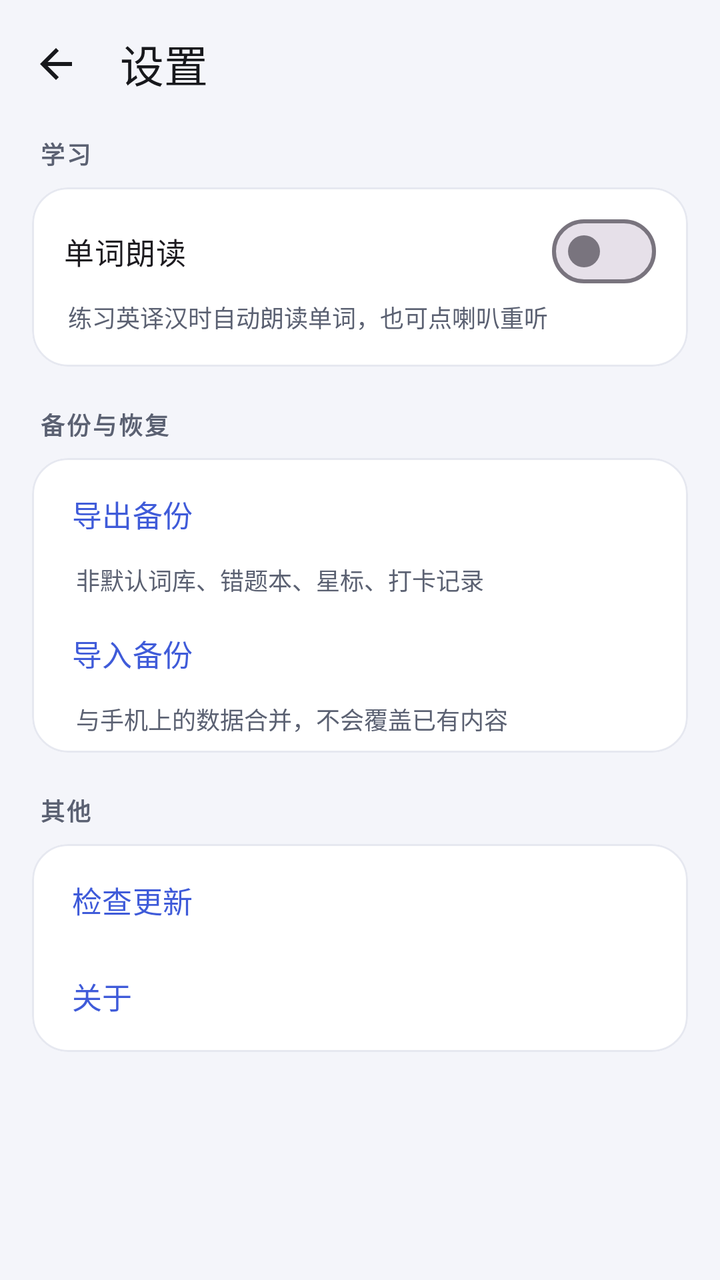
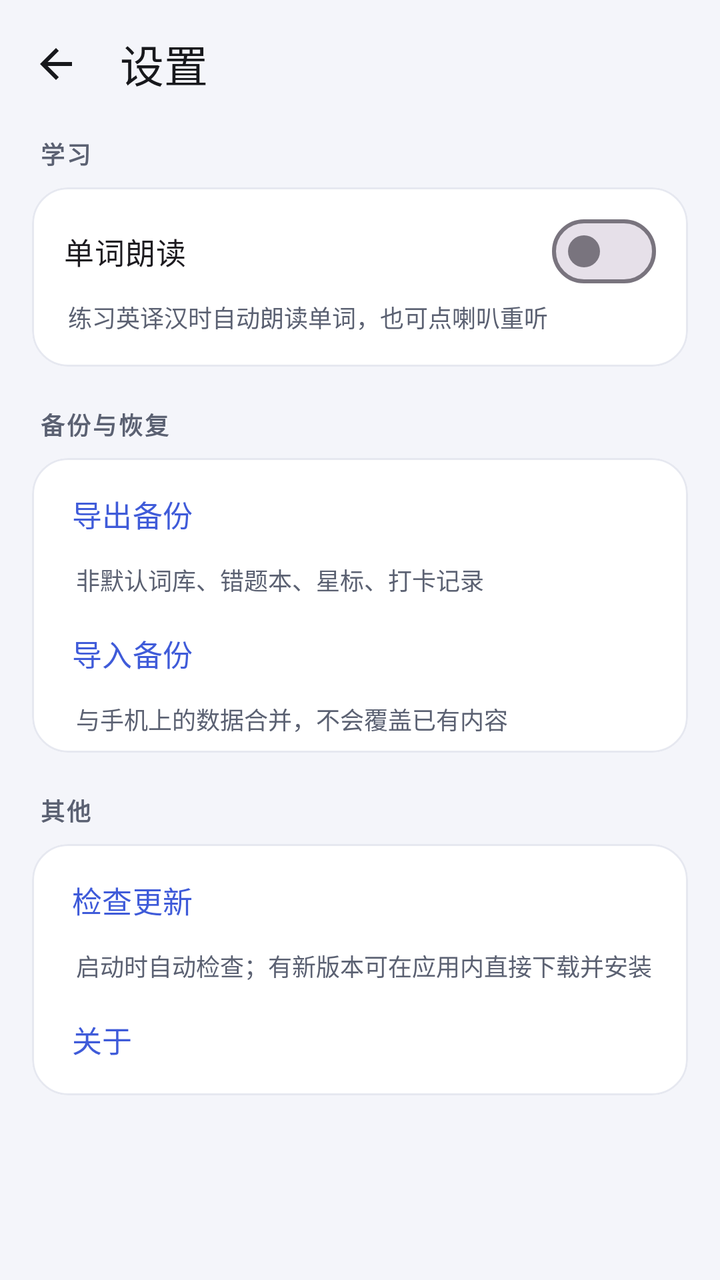

An Android layout rendered at two revisions. The XML below is the earlier revision; the diff shows what the commit changed to produce the second picture.
<!-- AndroidManifest.xml: application theme Theme.WordDrill -->
<!-- res/layout/activity_settings.xml -->
<?xml version="1.0" encoding="utf-8"?>
<LinearLayout xmlns:android="http://schemas.android.com/apk/res/android"
    xmlns:app="http://schemas.android.com/apk/res-auto"
    android:id="@+id/root"
    android:layout_width="match_parent"
    android:layout_height="match_parent"
    android:background="@color/bg"
    android:orientation="vertical">

    <com.google.android.material.appbar.MaterialToolbar
        android:id="@+id/toolbar"
        style="@style/Toolbar.WordDrill"
        android:layout_width="match_parent"
        android:layout_height="?attr/actionBarSize"
        app:navigationIcon="@drawable/ic_arrow_back"
        app:title="@string/title_settings" />

    <ScrollView
        android:layout_width="match_parent"
        android:layout_height="0dp"
        android:layout_weight="1"
        android:fillViewport="true">

        <LinearLayout
            android:layout_width="match_parent"
            android:layout_height="wrap_content"
            android:orientation="vertical"
            android:paddingStart="16dp"
            android:paddingTop="4dp"
            android:paddingEnd="16dp"
            android:paddingBottom="24dp">

            <TextView
                style="@style/Text.SectionLabel"
                android:layout_width="wrap_content"
                android:layout_height="wrap_content"
                android:layout_marginStart="4dp"
                android:text="@string/settings_section_study" />

            <com.google.android.material.card.MaterialCardView
                android:layout_width="match_parent"
                android:layout_height="wrap_content"
                android:layout_marginTop="8dp"
                app:cardBackgroundColor="@color/surface"
                app:cardCornerRadius="18dp"
                app:cardElevation="0dp"
                app:strokeColor="@color/divider"
                app:strokeWidth="1dp">

                <LinearLayout
                    android:layout_width="match_parent"
                    android:layout_height="wrap_content"
                    android:orientation="vertical"
                    android:paddingStart="16dp"
                    android:paddingTop="8dp"
                    android:paddingEnd="16dp"
                    android:paddingBottom="8dp">

                    <com.google.android.material.materialswitch.MaterialSwitch
                        android:id="@+id/swTts"
                        android:layout_width="match_parent"
                        android:layout_height="wrap_content"
                        android:minHeight="48dp"
                        android:text="@string/settings_tts_title"
                        android:textSize="15sp" />

                    <TextView
                        android:layout_width="match_parent"
                        android:layout_height="wrap_content"
                        android:layout_marginStart="2dp"
                        android:layout_marginBottom="8dp"
                        android:text="@string/settings_tts_desc"
                        android:textColor="@color/text_secondary"
                        android:textSize="12sp" />
                </LinearLayout>
            </com.google.android.material.card.MaterialCardView>

            <TextView
                style="@style/Text.SectionLabel"
                android:layout_width="wrap_content"
                android:layout_height="wrap_content"
                android:layout_marginTop="20dp"
                android:layout_marginStart="4dp"
                android:text="@string/settings_backup" />

            <com.google.android.material.card.MaterialCardView
                android:layout_width="match_parent"
                android:layout_height="wrap_content"
                android:layout_marginTop="8dp"
                app:cardBackgroundColor="@color/surface"
                app:cardCornerRadius="18dp"
                app:cardElevation="0dp"
                app:strokeColor="@color/divider"
                app:strokeWidth="1dp">

                <LinearLayout
                    android:layout_width="match_parent"
                    android:layout_height="wrap_content"
                    android:orientation="vertical"
                    android:paddingStart="8dp"
                    android:paddingTop="4dp"
                    android:paddingEnd="8dp"
                    android:paddingBottom="4dp">

                    <com.google.android.material.button.MaterialButton
                        android:id="@+id/btnExport"
                        style="@style/Widget.Material3.Button.TextButton"
                        android:layout_width="match_parent"
                        android:layout_height="wrap_content"
                        android:gravity="start|center_vertical"
                        android:text="@string/settings_export"
                        android:textSize="15sp" />

                    <TextView
                        android:layout_width="match_parent"
                        android:layout_height="wrap_content"
                        android:layout_marginStart="14dp"
                        android:layout_marginBottom="4dp"
                        android:text="@string/settings_export_desc"
                        android:textColor="@color/text_secondary"
                        android:textSize="12sp" />

                    <com.google.android.material.button.MaterialButton
                        android:id="@+id/btnImport"
                        style="@style/Widget.Material3.Button.TextButton"
                        android:layout_width="match_parent"
                        android:layout_height="wrap_content"
                        android:gravity="start|center_vertical"
                        android:text="@string/settings_import"
                        android:textSize="15sp" />

                    <TextView
                        android:layout_width="match_parent"
                        android:layout_height="wrap_content"
                        android:layout_marginStart="14dp"
                        android:layout_marginBottom="4dp"
                        android:text="@string/settings_import_desc"
                        android:textColor="@color/text_secondary"
                        android:textSize="12sp" />
                </LinearLayout>
            </com.google.android.material.card.MaterialCardView>

            <TextView
                style="@style/Text.SectionLabel"
                android:layout_width="wrap_content"
                android:layout_height="wrap_content"
                android:layout_marginTop="20dp"
                android:layout_marginStart="4dp"
                android:text="@string/settings_section_other" />

            <com.google.android.material.card.MaterialCardView
                android:layout_width="match_parent"
                android:layout_height="wrap_content"
                android:layout_marginTop="8dp"
                app:cardBackgroundColor="@color/surface"
                app:cardCornerRadius="18dp"
                app:cardElevation="0dp"
                app:strokeColor="@color/divider"
                app:strokeWidth="1dp">

                <LinearLayout
                    android:layout_width="match_parent"
                    android:layout_height="wrap_content"
                    android:orientation="vertical"
                    android:paddingStart="8dp"
                    android:paddingTop="4dp"
                    android:paddingEnd="8dp"
                    android:paddingBottom="4dp">

                    <com.google.android.material.button.MaterialButton
                        android:id="@+id/btnCheckUpdate"
                        style="@style/Widget.Material3.Button.TextButton"
                        android:layout_width="match_parent"
                        android:layout_height="wrap_content"
                        android:gravity="start|center_vertical"
                        android:text="@string/settings_check_update"
                        android:textSize="15sp" />

                    <com.google.android.material.button.MaterialButton
                        android:id="@+id/btnAbout"
                        style="@style/Widget.Material3.Button.TextButton"
                        android:layout_width="match_parent"
                        android:layout_height="wrap_content"
                        android:gravity="start|center_vertical"
                        android:text="@string/settings_about"
                        android:textSize="15sp" />
                </LinearLayout>
            </com.google.android.material.card.MaterialCardView>

            <TextView
                android:id="@+id/tvVersion"
                android:layout_width="match_parent"
                android:layout_height="wrap_content"
                android:layout_marginTop="20dp"
                android:gravity="center"
                android:textColor="@color/text_hint"
                android:textSize="12sp" />
        </LinearLayout>
    </ScrollView>
</LinearLayout>
<!-- resources referenced by this layout -->
<resources>
  <color name="bg">#F4F5FA</color>
  <color name="divider">#E6E8F0</color>
  <color name="surface">#FFFFFF</color>
  <color name="text_hint">#9AA0B0</color>
  <color name="text_secondary">#5B6172</color>
  <!-- drawable ic_arrow_back (drawable) -->
  <?xml version="1.0" encoding="utf-8"?>
  <vector xmlns:android="http://schemas.android.com/apk/res/android"
      android:width="24dp"
      android:height="24dp"
      android:viewportWidth="24"
      android:viewportHeight="24">
      <path
          android:fillColor="#FFFFFF"
          android:pathData="M20,11H7.83l5.59,-5.59L12,4l-8,8 8,8 1.41,-1.41L7.83,13H20v-2z" />
  </vector>
  <string name="settings_about">关于</string>
  <string name="settings_backup">备份与恢复</string>
  <string name="settings_check_update">检查更新</string>
  <string name="settings_export">导出备份</string>
  <string name="settings_export_desc">非默认词库、错题本、星标、打卡记录</string>
  <string name="settings_import">导入备份</string>
  <string name="settings_import_desc">与手机上的数据合并，不会覆盖已有内容</string>
  <string name="settings_section_other">其他</string>
  <string name="settings_section_study">学习</string>
  <string name="settings_tts_desc">练习英译汉时自动朗读单词，也可点喇叭重听</string>
  <string name="settings_tts_title">单词朗读</string>
  <string name="title_settings">设置</string>
  <style name="Text.SectionLabel" parent="">
          <item name="android:textSize">12sp</item>
          <item name="android:textColor">@color/text_secondary</item>
          <item name="android:letterSpacing">0.08</item>
          <item name="android:textStyle">bold</item>
      </style>
  <style name="Toolbar.WordDrill" parent="Widget.Material3.Toolbar">
          <item name="android:background">@color/bg</item>
          <item name="titleTextColor">@color/text_primary</item>
          <item name="subtitleTextColor">@color/text_secondary</item>
          <item name="navigationIconTint">@color/text_primary</item>
      </style>
  <style name="Theme.WordDrill" parent="Theme.Material3.Light.NoActionBar">
          <item name="colorPrimary">@color/brand</item>
          <item name="colorOnPrimary">@color/white</item>
          <item name="colorPrimaryContainer">@color/brand_container</item>
          <item name="colorOnPrimaryContainer">@color/brand_dark</item>
          <item name="colorSecondary">@color/accent</item>
          <item name="colorSurface">@color/surface</item>
          <item name="android:colorBackground">@color/bg</item>
          <item name="android:windowBackground">@color/bg</item>
          <item name="android:statusBarColor">@color/bg</item>
          <item name="android:navigationBarColor">@color/bg</item>
          <item name="android:windowLightStatusBar">true</item>
      </style>
  <color name="text_primary">#17181C</color>
  <color name="brand">#3F5BD9</color>
  <color name="white">#FFFFFF</color>
  <color name="brand_container">#E4E9FF</color>
  <color name="brand_dark">#1D2B6B</color>
  <color name="accent">#F2A03D</color>
</resources>

<!-- the commit's change to res/layout/activity_settings.xml (unified diff, before → after) -->
@@ -176,6 +176,15 @@
                         android:text="@string/settings_check_update"
                         android:textSize="15sp" />
 
+                    <TextView
+                        android:layout_width="match_parent"
+                        android:layout_height="wrap_content"
+                        android:layout_marginStart="14dp"
+                        android:layout_marginBottom="4dp"
+                        android:text="@string/settings_update_desc"
+                        android:textColor="@color/text_secondary"
+                        android:textSize="12sp" />
+
                     <com.google.android.material.button.MaterialButton
                         android:id="@+id/btnAbout"
                         style="@style/Widget.Material3.Button.TextButton"
<!-- resource entries referenced after the edit -->
@@ -27,6 +27,7 @@
   <string name="settings_section_study">学习</string>
   <string name="settings_tts_desc">练习英译汉时自动朗读单词，也可点喇叭重听</string>
   <string name="settings_tts_title">单词朗读</string>
+  <string name="settings_update_desc">启动时自动检查；有新版本可在应用内直接下载并安装</string>
   <string name="title_settings">设置</string>
   <style name="Text.SectionLabel" parent="">
           <item name="android:textSize">12sp</item>
